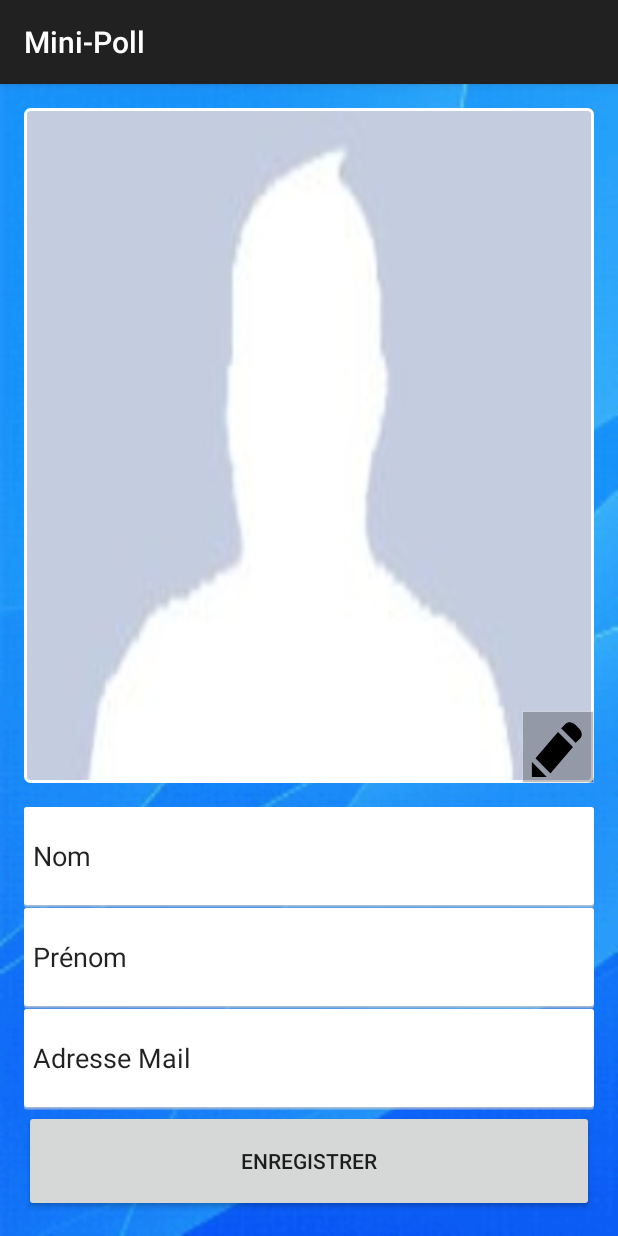
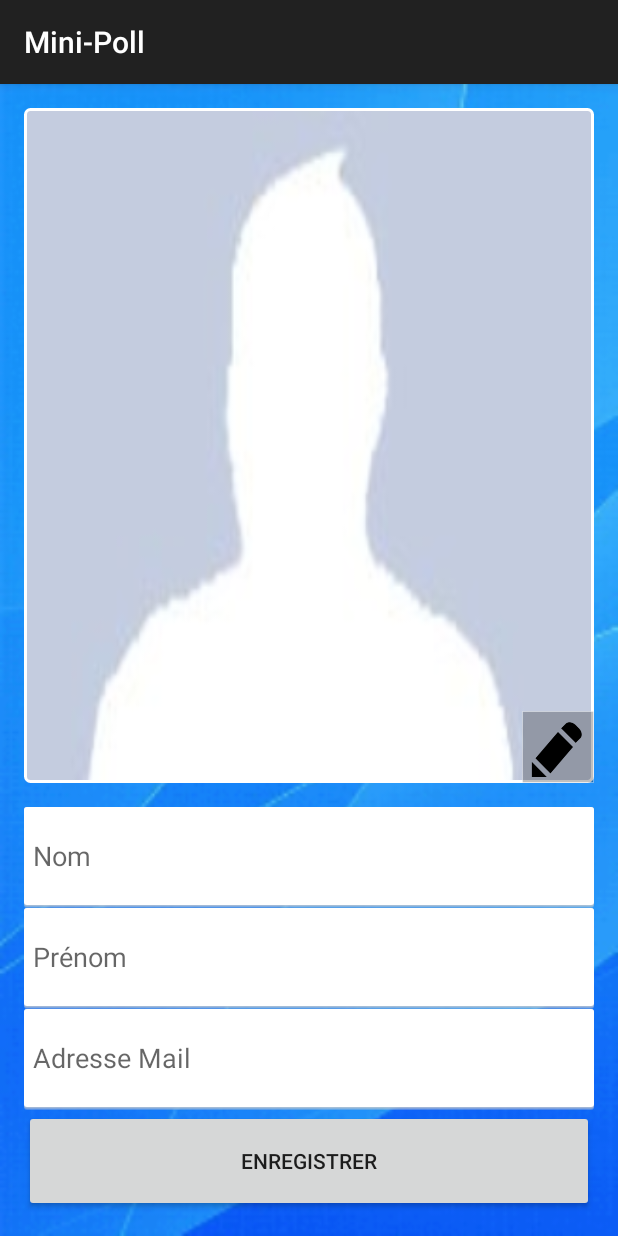
Before and after one commit to Hyedryn/minipoll, an Android app: the ProfileCreateActivity screen opened directly, with no data from a screen before it, on a phone screen of 412 x 824 dp. Run offline under Robolectric (Android 15) with nearby library versions, the phone set to English and light mode, and no system bars.

Commit message:
Implémentation de profile createactivity + ajout de la classe utilisateurisavailable dans l'objet utilisateur

```diff
--- a/app/src/main/res/layout/activity_profile_create.xml
+++ b/app/src/main/res/layout/activity_profile_create.xml
@@ -61,12 +61,13 @@
 
 
         <EditText
+            android:id="@+id/cr_nom"
             android:layout_width="match_parent"
             android:layout_height="0dp"
             android:layout_weight="1"
             android:background="@drawable/textview_border"
             android:gravity="center_vertical"
-            android:text="@string/nom"
+            android:hint="@string/nom"
             android:paddingBottom="8dp"
             android:paddingStart="6dp"
             android:paddingTop="6dp"
@@ -74,12 +75,13 @@
             android:inputType="" />
 
         <EditText
+            android:id="@+id/cr_prenom"
             android:layout_width="match_parent"
             android:layout_height="0dp"
             android:layout_weight="1"
             android:background="@drawable/textview_border"
             android:gravity="center_vertical"
-            android:text="@string/prenom"
+            android:hint="@string/prenom"
             android:paddingBottom="8dp"
             android:paddingStart="6dp"
             android:paddingTop="6dp"
@@ -87,12 +89,13 @@
             android:inputType="" />
 
         <EditText
+            android:id="@+id/cr_email"
             android:layout_width="match_parent"
             android:layout_height="0dp"
             android:layout_weight="1"
             android:background="@drawable/textview_border"
             android:gravity="center_vertical"
-            android:text="@string/adresse_mail"
+            android:hint="@string/adresse_mail"
             android:paddingBottom="8dp"
             android:paddingStart="6dp"
             android:paddingTop="6dp"
```
Also changed, not shown: app/src/main/java/be/lsinf1225/g16/mini_poll/activity/ProfileCreateActivity.java (+37 -5 lines), app/src/main/java/be/lsinf1225/g16/mini_poll/activity/RegisterActivity.java (+4 -6 lines), app/src/main/java/be/lsinf1225/g16/mini_poll/model/Utilisateur.java (+15 -17 lines).
